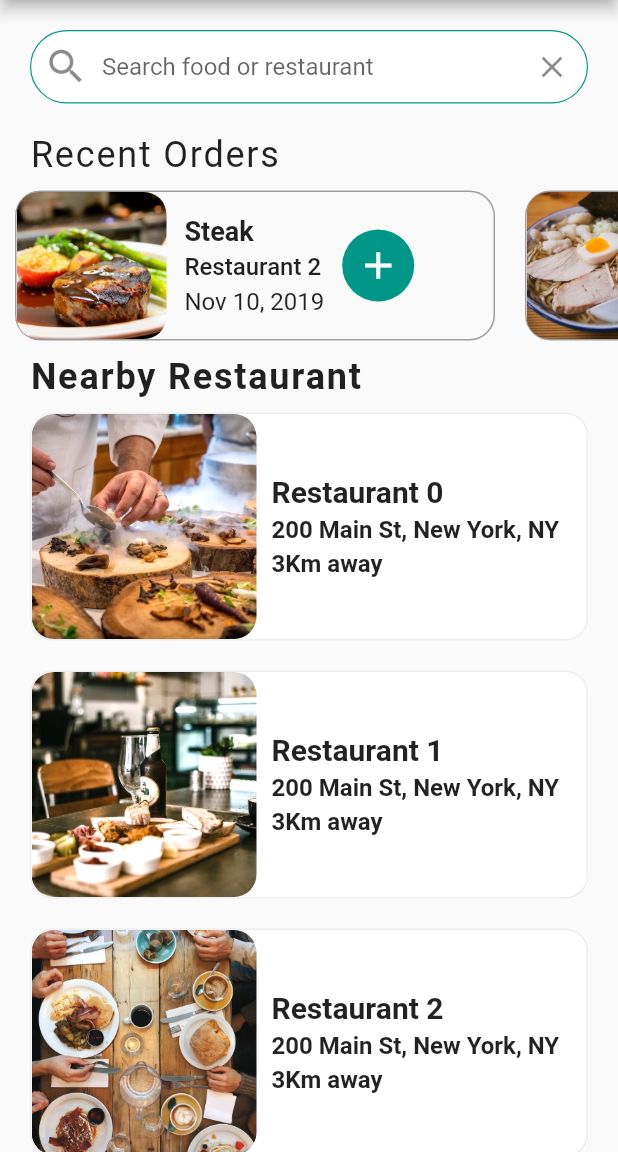
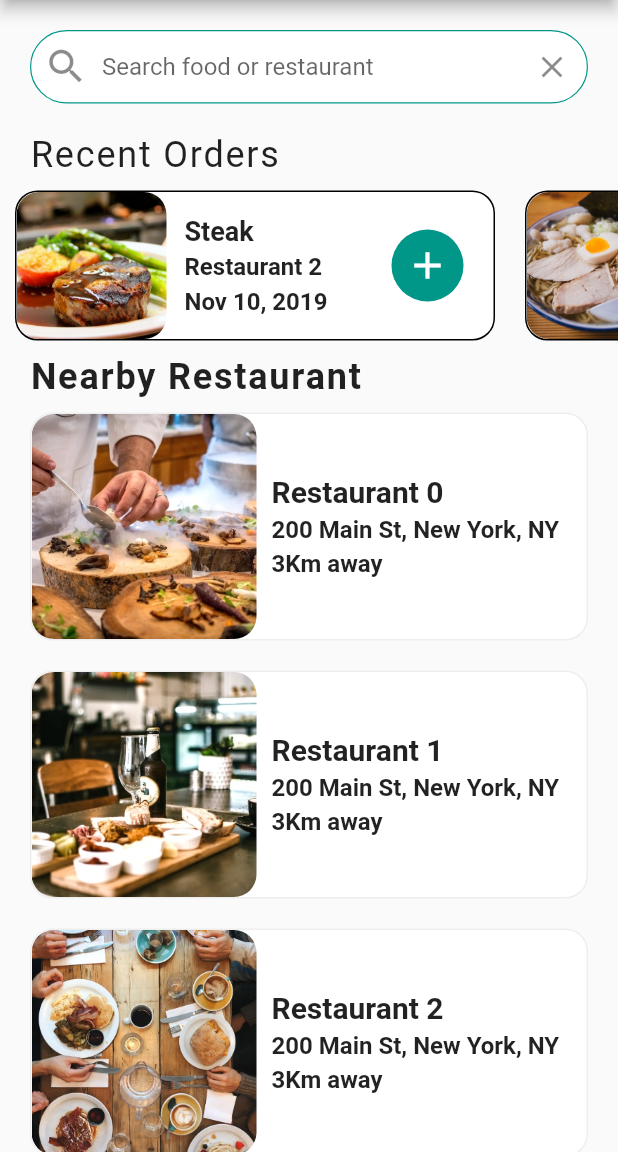
Before and after one commit to hardikothiya/food_del, a Flutter app: the screen it shows after launch, on a phone screen of 412 x 824 dp, the part 84-1236 px from its top. Run offline on Flutter 3.47's test engine with Material 2 defaults, Android fonts, the phone set to English and light mode, and no system bars.

```diff
--- a/lib/screens/home_screen.dart
+++ b/lib/screens/home_screen.dart
@@ -12,7 +12,7 @@ class HomePage extends StatefulWidget {
 class _HomePageState extends State<HomePage> {
   _buildRestaurants() {
     List<Widget> restaurantList = [];
-    restaurants.forEach((Restaurant restaurant) {
+    for (var restaurant in restaurants) {
       restaurantList.add(
         Container(
           margin: EdgeInsets.symmetric(horizontal: 20, vertical: 10),
@@ -33,7 +33,8 @@ class _HomePageState extends State<HomePage> {
                   image: AssetImage(restaurant.imageUrl),
                 ),
               ),
-              Container(
+              Expanded(
+                child: Container(
                   margin: EdgeInsets.all(10.0),
                   child: Column(
                     crossAxisAlignment: CrossAxisAlignment.start,
@@ -60,7 +61,7 @@ class _HomePageState extends State<HomePage> {
                       ),
                       const SizedBox(height: 4),
 
-                    Text(
+                      const Text(
                         '3Km away',
                         style: TextStyle(
                           fontSize: 16,
@@ -70,12 +71,13 @@ class _HomePageState extends State<HomePage> {
                       ),
                     ],
                   ),
+                ),
               )
             ],
           ),
         ),
       );
-    });
+    }
     return Column(children: restaurantList);
   }
 
--- a/lib/widgets/recent_orders.dart
+++ b/lib/widgets/recent_orders.dart
@@ -5,76 +5,87 @@ import 'package:food_del/models/order.dart';
 
 class RecentOrders extends StatelessWidget {
   _buildRecentOrder(BuildContext context, Order order) {
-    return Row(
-      children: [
-        Container(
+    return Container(
       margin: EdgeInsets.all(10.0),
-          width: 320,
+      width: 320.0,
       decoration: BoxDecoration(
-            borderRadius: BorderRadius.circular(17),
+        color: Colors.white,
+        borderRadius: BorderRadius.circular(15.0),
         border: Border.all(
           width: 1.0,
-              color: Colors.grey,
         ),
       ),
       child: Row(
-            children: [
+        mainAxisAlignment: MainAxisAlignment.spaceBetween,
+        children: <Widget>[
+          Expanded(
+            child: Row(
+              children: <Widget>[
                 ClipRRect(
                   borderRadius: BorderRadius.circular(15.0),
                   child: Image(
-                  height: 100,
-                  width: 100,
+                    height: 100.0,
+                    width: 100.0,
+                    image: AssetImage(order.food.imageUrl),
                     fit: BoxFit.cover,
-                  image: AssetImage(order.food.imageUrl),
                   ),
                 ),
-              Container(
+                Expanded(
+                  child: Container(
                     margin: EdgeInsets.all(12.0),
                     child: Column(
                       mainAxisAlignment: MainAxisAlignment.center,
                       crossAxisAlignment: CrossAxisAlignment.start,
-                  children: [
+                      children: <Widget>[
                         Text(
                           order.food.name,
-                      style:
-                          TextStyle(fontWeight: FontWeight.bold, fontSize: 18),
+                          style: TextStyle(
+                            fontSize: 18.0,
+                            fontWeight: FontWeight.bold,
+                          ),
                           overflow: TextOverflow.ellipsis,
                         ),
-                    SizedBox(height: 4),
+                        SizedBox(height: 4.0),
                         Text(
                           order.restaurant.name,
-                      style:
-                          TextStyle(fontWeight: FontWeight.w500, fontSize: 16),
+                          style: TextStyle(
+                            fontSize: 16.0,
+                            fontWeight: FontWeight.w600,
+                          ),
                           overflow: TextOverflow.ellipsis,
                         ),
-                    SizedBox(height: 4),
+                        SizedBox(height: 4.0),
                         Text(
                           order.date,
-                      style:
-                          TextStyle(fontWeight: FontWeight.w400, fontSize: 16),
+                          style: TextStyle(
+                            fontSize: 16.0,
+                            fontWeight: FontWeight.w600,
+                          ),
                           overflow: TextOverflow.ellipsis,
+                        ),
+                      ],
+                    ),
+                  ),
                 ),
               ],
             ),
           ),
           Container(
             margin: EdgeInsets.only(right: 20.0),
-                width: 48,
+            width: 48.0,
             decoration: BoxDecoration(
               color: Theme.of(context).primaryColor,
-                    borderRadius: BorderRadius.circular(30.0)),
+              borderRadius: BorderRadius.circular(30.0),
+            ),
             child: IconButton(
+              icon: Icon(Icons.add),
+              iconSize: 30.0,
+              color: Colors.white,
               onPressed: () {},
-                    icon: const Icon(
-                      Icons.add,
-                      color: Colors.white,
-                      size: 30.0,
-                    )),
-              )
-            ],
             ),
           ),
         ],
+      ),
     );
   }
 
```
Lines whose indentation alone changed are shown as unchanged.
